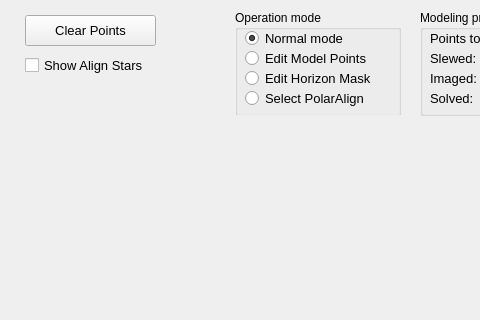
sayitfast/MountWizzard3, file mountwizzard/gui/hemisphere_window_ui.ui: the form before one commit; both pictures show x 0 to 480 and y 0 to 320 of the 791 by 641 pixel window.
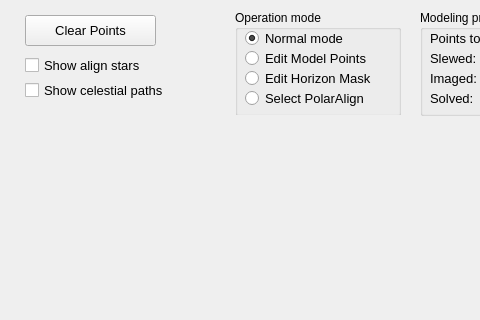
The form after the commit.

Commit message: added celestial path of stars

Patch:
```diff
--- a/mountwizzard/gui/hemisphere_window_ui.ui
+++ b/mountwizzard/gui/hemisphere_window_ui.ui
@@ -218,7 +218,7 @@
     </font>
    </property>
    <property name="text">
-    <string>Show Align Stars</string>
+    <string>Show align stars</string>
    </property>
   </widget>
   <widget class="QGroupBox" name="groupBox">
@@ -564,6 +564,24 @@
     </property>
    </widget>
   </widget>
+  <widget class="QCheckBox" name="checkShowCelestial">
+   <property name="geometry">
+    <rect>
+     <x>25</x>
+     <y>80</y>
+     <width>156</width>
+     <height>21</height>
+    </rect>
+   </property>
+   <property name="font">
+    <font>
+     <pointsize>10</pointsize>
+    </font>
+   </property>
+   <property name="text">
+    <string>Show celestial paths</string>
+   </property>
+  </widget>
   <zorder>hemisphereBackground</zorder>
   <zorder>btn_deletePoints</zorder>
   <zorder>groupBox_2</zorder>
```
Left out of the diff: 1 changed line with no effect on the pictures. The commit also changes 4 other files.
